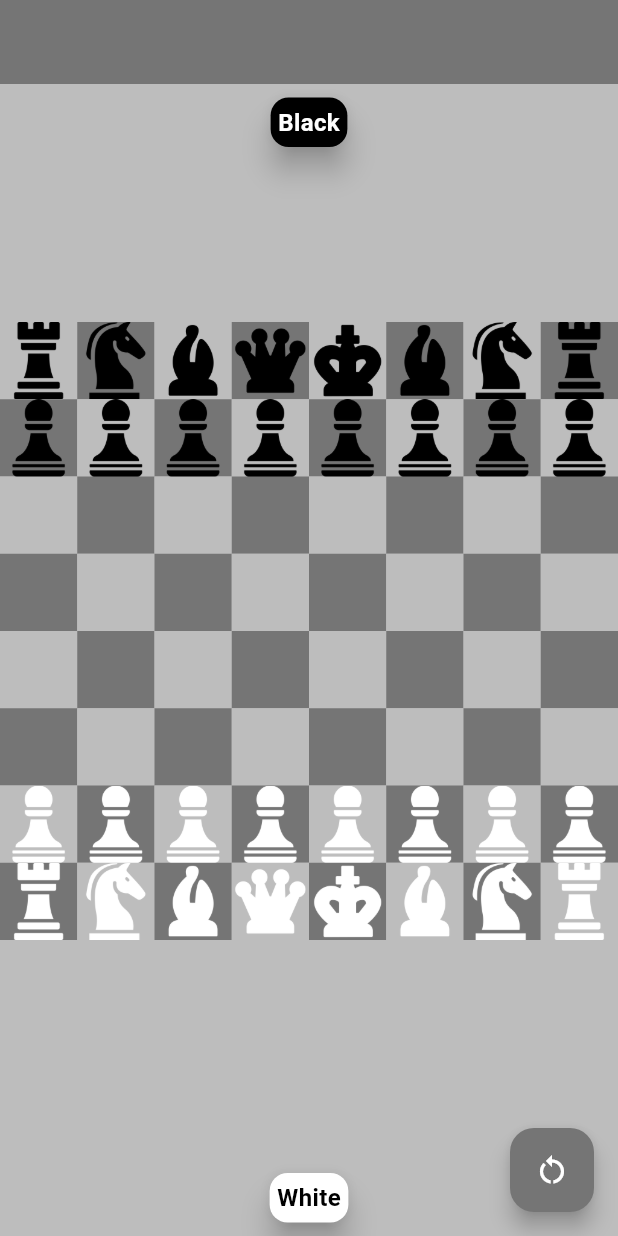
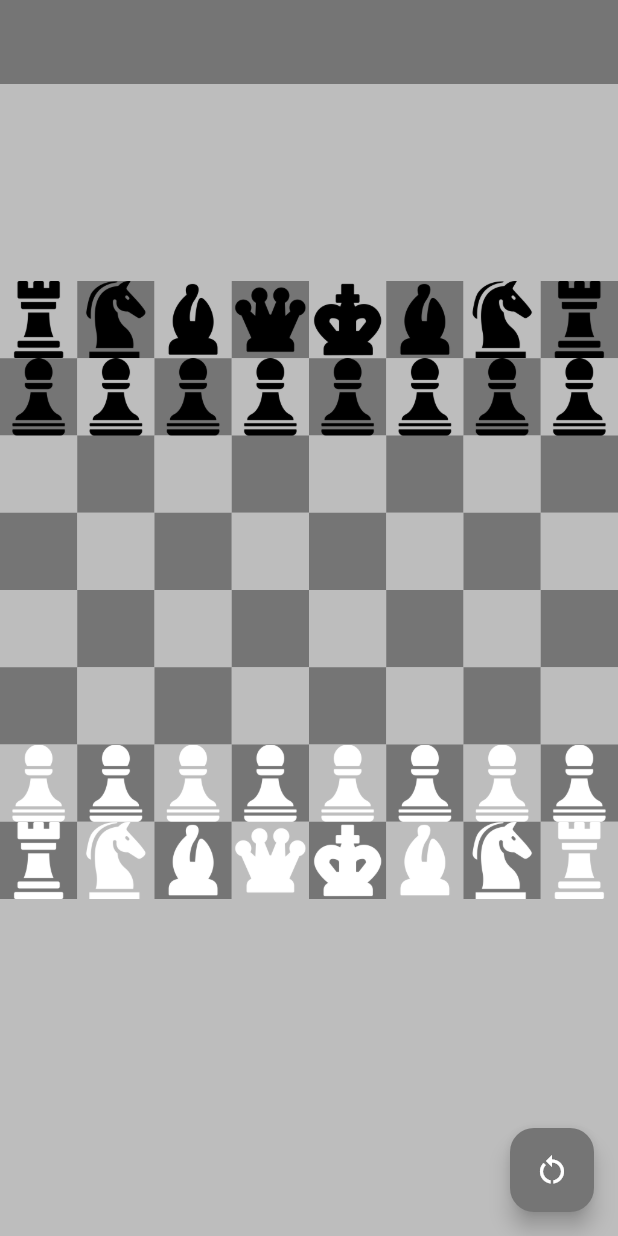
Before and after one commit to mrdeephang/Chess_Game, a Flutter app: the screen it shows after launch, on a phone screen of 412 x 824 dp. Run offline on Flutter 3.47's test engine with Material 3 defaults, Android fonts, the phone set to English and light mode, and no system bars; our stand-ins replace lottie.

Commit message:
refactor(ui): remove unused card widget

```diff
--- a/lib/screens/gamepage.dart
+++ b/lib/screens/gamepage.dart
@@ -516,7 +516,6 @@ class _GamePageState extends State<GamePage> {
 
   //Move Piece
   void movePiece(int newRow, int newCol) {
-
     bool isCastling =
         selectedPiece!.type == ChessPieceType.king &&
         (selectedCol - newCol).abs() == 2;
@@ -767,21 +766,21 @@ class _GamePageState extends State<GamePage> {
         padding: const EdgeInsets.only(top: 5, bottom: 5),
         child: Column(
           children: [
-            Card(
-              elevation: 8,
-              color: Colors.black,
-              child: Padding(
-                padding: const EdgeInsets.all(5.0),
-                child: Text(
-                  'Black',
-                  style: TextStyle(
-                    color: Colors.white,
-                    fontSize: 16,
-                    fontWeight: FontWeight.bold,
-                  ),
-                ),
-              ),
-            ),
+            // Card(
+            //   elevation: 8,
+            //   color: Colors.black,
+            //   child: Padding(
+            //     padding: const EdgeInsets.all(5.0),
+            //     child: Text(
+            //       'Black',
+            //       style: TextStyle(
+            //         color: Colors.white,
+            //         fontSize: 16,
+            //         fontWeight: FontWeight.bold,
+            //       ),
+            //     ),
+            //   ),
+            // ),
             //whitepieces killed
             Expanded(
               child: GridView.builder(
@@ -850,21 +849,21 @@ class _GamePageState extends State<GamePage> {
                 ),
               ),
             ),
-            Card(
-              elevation: 8,
-              color: Colors.white,
-              child: Padding(
-                padding: const EdgeInsets.all(5.0),
-                child: Text(
-                  'White',
-                  style: TextStyle(
-                    color: Colors.black,
-                    fontSize: 16,
-                    fontWeight: FontWeight.bold,
-                  ),
-                ),
-              ),
-            ),
+            // Card(
+            //   elevation: 8,
+            //   color: Colors.white,
+            //   child: Padding(
+            //     padding: const EdgeInsets.all(5.0),
+            //     child: Text(
+            //       'White',
+            //       style: TextStyle(
+            //         color: Colors.black,
+            //         fontSize: 16,
+            //         fontWeight: FontWeight.bold,
+            //       ),
+            //     ),
+            //   ),
+            // ),
           ],
         ),
       ),
```
